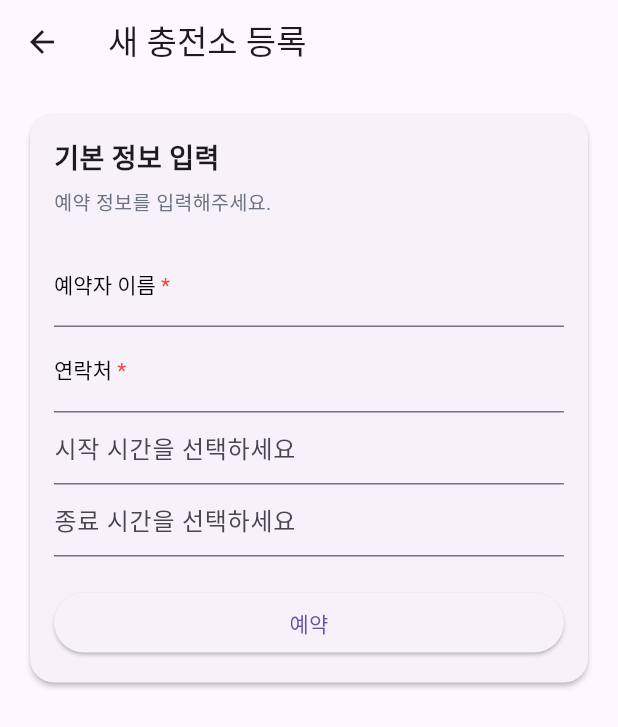
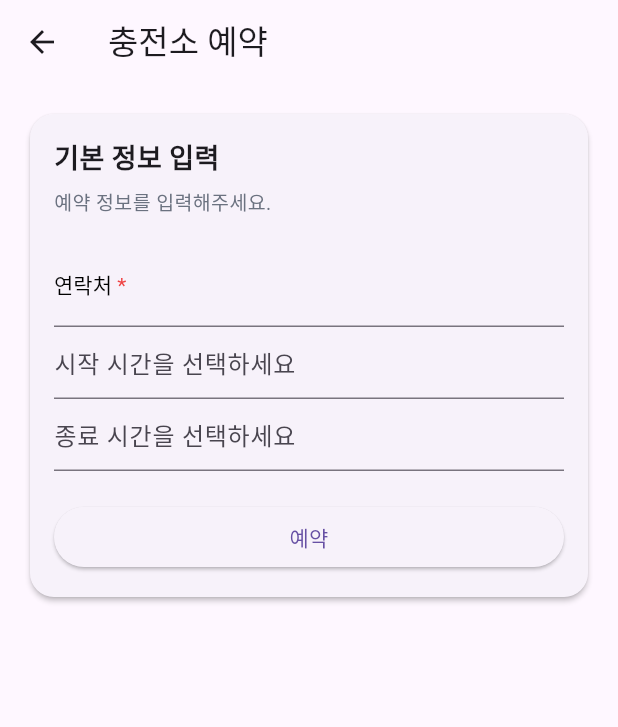
Before and after one commit to EVFinder/EVFinder_Front, a Flutter app: the ReservView screen opened by its route, on a phone screen of 412 x 824 dp. Shown: the top 727 px of the screen. Run offline on Flutter 3.47's test engine with Material 3 defaults, Android fonts, the phone set to English and light mode, and no system bars; our stand-ins replace cloud_firestore, firebase_auth, firebase_core, geolocator, get, google_sign_in and 3 more; missing offline and left inert: dart:ffi, flutter_naver_map, flutter_sliding_box, kpostal; accounts and stored records are empty; Roboto replaces fonts that are missing (neo).

Commit message:
userName 사용

```diff
--- a/lib/Controller/register_charge_controller.dart
+++ b/lib/Controller/register_charge_controller.dart
@@ -11,7 +11,6 @@ import '../Constants/api_constants.dart';
 class RegisterChargeController extends GetxController {
   final addrController = TextEditingController();
   final detailaddrController = TextEditingController();
-  final hostnameController = TextEditingController();
   final phoneController = TextEditingController();
   final chargeNameContrller = TextEditingController();
   final chargeTypeController = TextEditingController();
@@ -29,6 +28,7 @@ class RegisterChargeController extends GetxController {
   };
 
   String? uid;
+  String? userName;
   @override
   void onInit() {
     super.onInit();
@@ -37,13 +37,13 @@ class RegisterChargeController extends GetxController {
   Future<void> _loadUid() async {
     final prefs = await SharedPreferences.getInstance();
     uid = prefs.getString('uid'); // 로그인 시 setString('uid', uid)로 저장했던 값
+    userName = prefs.getString('userName');
   }
 
   @override
   void dispose() {
     addrController.dispose();
     detailaddrController.dispose();
-    hostnameController.dispose();
     phoneController.dispose();
     chargeNameContrller.dispose();
     chargeTypeController.dispose();
@@ -66,7 +66,6 @@ class RegisterChargeController extends GetxController {
 
   Future <void> register(BuildContext context) async {
     final address = '${addrController.text.trim()} ${detailaddrController.text.trim()}'.trim();
-    final hostname = hostnameController.text;
     final hostContact = phoneController.text;
     final stationName = chargeNameContrller.text;
     final chargerType = chargeTypeController.text;
@@ -82,7 +81,7 @@ class RegisterChargeController extends GetxController {
           'address': address,
           'lat': lat.value,
           'lon': lon.value,
-          'hostName':hostname,
+          'hostName':userName,
           'hostContact':hostContact,
           'stationName':stationName,
           'chargerType': chargerType,
--- a/lib/View/Widget/reserv_user_card.dart
+++ b/lib/View/Widget/reserv_user_card.dart
@@ -115,7 +115,7 @@ class ReservUserCard extends StatelessWidget {
                 Expanded(
                   child: OutlinedButton(
                     onPressed: null,
-                    child: const Text('충전소 보기'),
+                    child: const Text('예약 수정'),
                   ),
                 ),
                 const SizedBox(width: 8),
--- a/lib/View/reserv_view.dart
+++ b/lib/View/reserv_view.dart
@@ -11,7 +11,7 @@ class ReservView extends GetView<ReservController> {
   Widget build(BuildContext context) {
     return Scaffold(
       appBar: AppBar(
-        title: const Text("새 충전소 등록"),
+        title: const Text("충전소 예약"),
       ),
       body: SingleChildScrollView(
         padding: const EdgeInsets.all(16),
@@ -38,22 +38,6 @@ class ReservView extends GetView<ReservController> {
                     ),
                     const SizedBox(height: 16),
 
-                    // 호스트 이름
-                    TextFormField(
-                      controller: controller.nameController,
-                      decoration: InputDecoration(
-                        label: RichText(
-                          text: const TextSpan(
-                            style: TextStyle(color: Colors.black), // 기본 라벨 스타일
-                            children: [
-                              TextSpan(text: '예약자 이름'),
-                              TextSpan(text: ' *', style: TextStyle(color: Color(0xFFEF4444))),
-                            ],
-                          ),
-                        ),
-                        hintText: "예: 홍길동",
-                      ),
-                    ),
                     // 연락처
                     TextFormField(
                       controller: controller.contactController,
```
Also changed, not shown: lib/Controller/reserv_controller.dart (+5 -6 lines), lib/View/register_charge_view.dart (+0 -18 lines).
